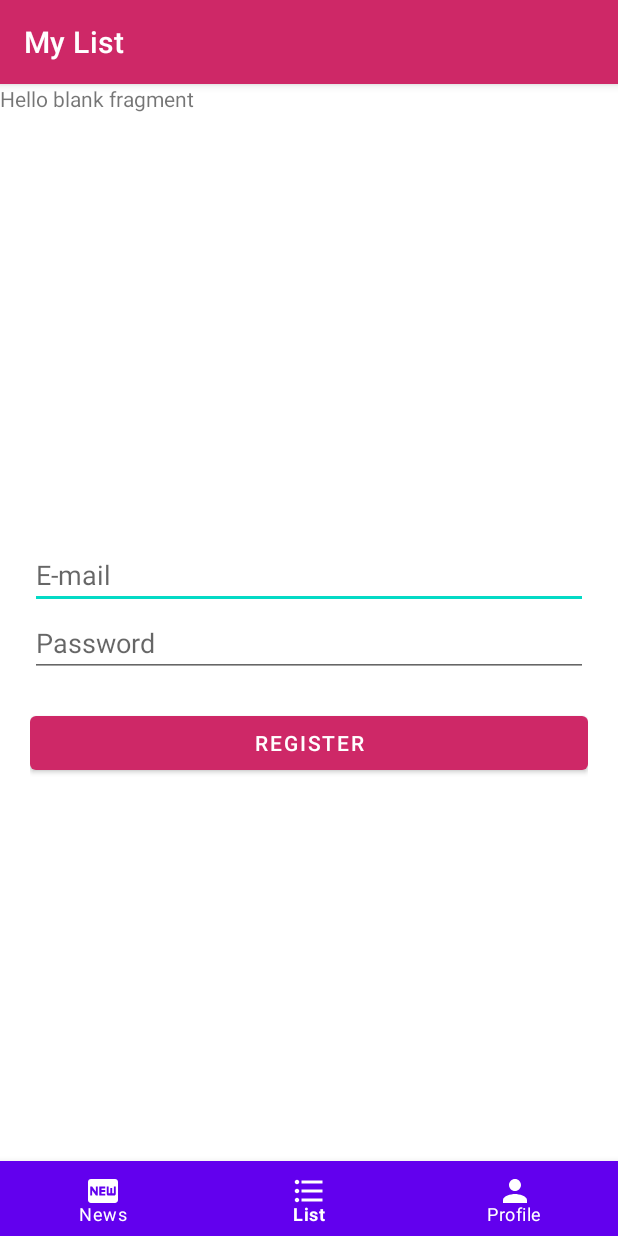
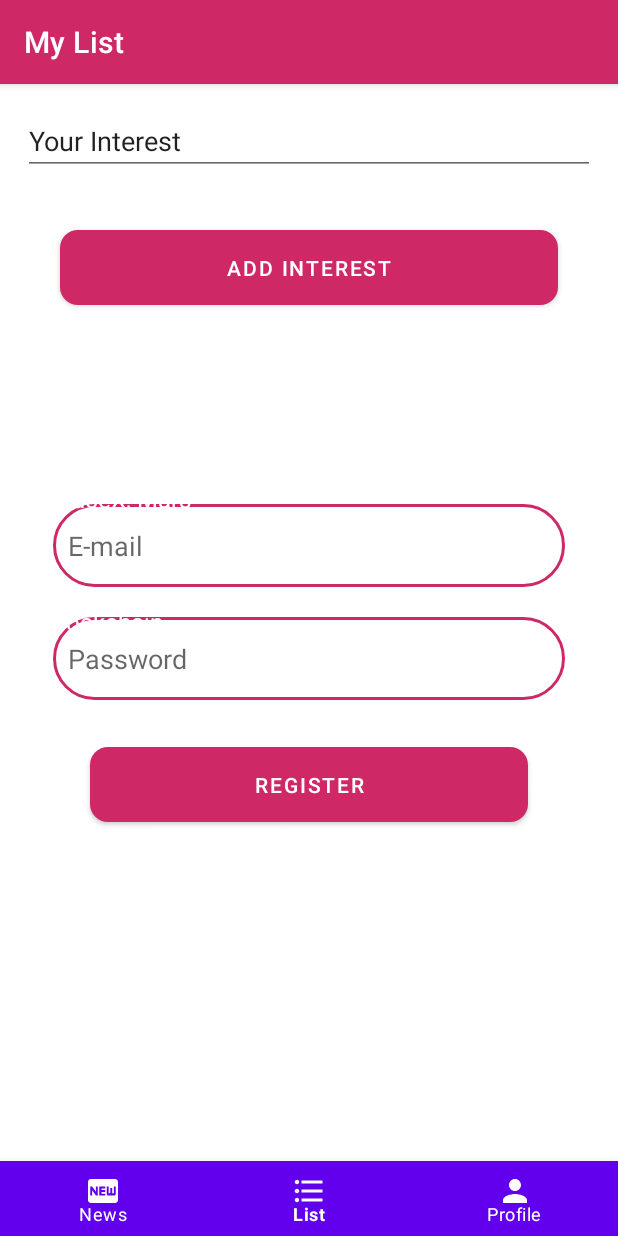
Before and after one commit to tornike14/GetNews, an Android app: the fragment Register placed in its activity, item 2 of the bottom bar chosen, on a phone screen of 412 x 824 dp. Run offline under Robolectric (Android 15) with nearby library versions, the phone set to English and light mode, and no system bars; our stand-ins replace Firebase (no records; nobody signed in at launch, a user with empty details on screens opened directly), navigation-ui; pictures from the network do not load.

Commit message:
design changes

```diff
--- a/app/src/main/res/layout/activity_registration.xml
+++ b/app/src/main/res/layout/activity_registration.xml
@@ -3,8 +3,7 @@
     xmlns:app="http://schemas.android.com/apk/res-auto"
     xmlns:tools="http://schemas.android.com/tools"
     android:layout_width="match_parent"
-    android:layout_height="match_parent"
-    tools:context=".RegistrationActivity">
+    android:layout_height="match_parent">
 
     <LinearLayout
         android:layout_width="match_parent"
@@ -21,23 +20,46 @@
             android:id="@+id/editTextRegisterEmail"
             android:layout_width="match_parent"
             android:layout_height="wrap_content"
+            android:layout_marginStart="15dp"
+            android:layout_marginTop="10dp"
+            android:layout_marginEnd="15dp"
+            android:layout_marginBottom="10dp"
+            android:background="@drawable/rounded_input"
             android:ems="10"
             android:hint="E-mail"
-            android:inputType="textEmailAddress" />
+            android:inputType="textEmailAddress"
+            android:paddingLeft="10dp"
+            android:paddingTop="15dp"
+            android:paddingRight="10dp"
+            android:paddingBottom="15dp"/>
 
         <EditText
             android:id="@+id/editTextRegisterPassword"
             android:layout_width="match_parent"
             android:layout_height="wrap_content"
+            android:layout_marginStart="15dp"
+            android:layout_marginTop="10dp"
+            android:layout_marginEnd="15dp"
+            android:layout_marginBottom="10dp"
+            android:background="@drawable/rounded_input"
             android:ems="10"
             android:hint="Password"
-            android:inputType="textPassword" />
+            android:inputType="textPassword"
+            android:paddingLeft="10dp"
+            android:paddingTop="15dp"
+            android:paddingRight="10dp"
+            android:paddingBottom="15dp"/>
 
         <Button
             android:id="@+id/buttonRegister"
             android:layout_width="match_parent"
             android:layout_height="wrap_content"
-            android:layout_marginTop="20dp"
-            android:text="Register" />
+            android:layout_marginLeft="40dp"
+            android:layout_marginTop="15dp"
+            android:layout_marginRight="40dp"
+            android:paddingTop="15dp"
+            android:paddingBottom="15dp"
+            android:text="Register"
+            app:cornerRadius="12dp"/>
     </LinearLayout>
 </androidx.constraintlayout.widget.ConstraintLayout>
--- a/app/src/main/res/layout/fragment_selections.xml
+++ b/app/src/main/res/layout/fragment_selections.xml
@@ -1,14 +1,66 @@
 <?xml version="1.0" encoding="utf-8"?>
 <FrameLayout xmlns:android="http://schemas.android.com/apk/res/android"
+    xmlns:app="http://schemas.android.com/apk/res-auto"
     xmlns:tools="http://schemas.android.com/tools"
     android:layout_width="match_parent"
     android:layout_height="match_parent"
     tools:context=".fragments.SelectionsFragment">
 
-    <!-- TODO: Update blank fragment layout -->
-    <TextView
+    <LinearLayout
         android:layout_width="match_parent"
         android:layout_height="match_parent"
-        android:text="@string/hello_blank_fragment" />
+        android:orientation="vertical">
 
+        <EditText
+            android:id="@+id/editTextTextPersonName"
+            android:layout_width="match_parent"
+            android:layout_height="wrap_content"
+            android:layout_margin="15dp"
+            android:ems="10"
+            android:inputType="textPersonName"
+            android:text="Your Interest" />
+
+        <Button
+            android:id="@+id/button"
+            android:layout_width="match_parent"
+            android:layout_height="wrap_content"
+            android:layout_marginLeft="40dp"
+            android:layout_marginTop="15dp"
+            android:layout_marginRight="40dp"
+            android:paddingTop="15dp"
+            android:paddingBottom="15dp"
+            android:text="Add Interest"
+            app:cornerRadius="12dp"/>
+
+        <TextView
+            android:id="@+id/textView3"
+            android:layout_width="match_parent"
+            android:layout_height="wrap_content"
+            android:layout_margin="20dp"
+            android:padding="10dp"
+            android:text="NFTs"
+            android:textColor="#fff"
+            android:textSize="16sp" />
+
+        <TextView
+            android:id="@+id/textView4"
+            android:layout_width="match_parent"
+            android:layout_height="wrap_content"
+            android:layout_margin="20dp"
+            android:padding="10dp"
+            android:text="SpaceX, Mars"
+            android:textColor="#fff"
+            android:textSize="16sp" />
+
+        <TextView
+            android:id="@+id/textView5"
+            android:layout_width="match_parent"
+            android:layout_height="wrap_content"
+            android:layout_margin="20dp"
+            android:padding="10dp"
+            android:text="Blockchain"
+            android:textColor="#fff"
+            android:textSize="16sp" />
+
+    </LinearLayout>
 </FrameLayout>
```
Also changed, not shown: app/src/main/res/layout/activity_change_password.xml (+18 -3 lines), app/src/main/res/layout/activity_login.xml (+17 -5 lines), app/src/main/res/layout/activity_password_reset.xml (+17 -3 lines), app/src/main/res/layout/activity_profile.xml (deleted, +0 -36 lines), app/src/main/res/layout/fragment_profile.xml (+16 -4 lines).
